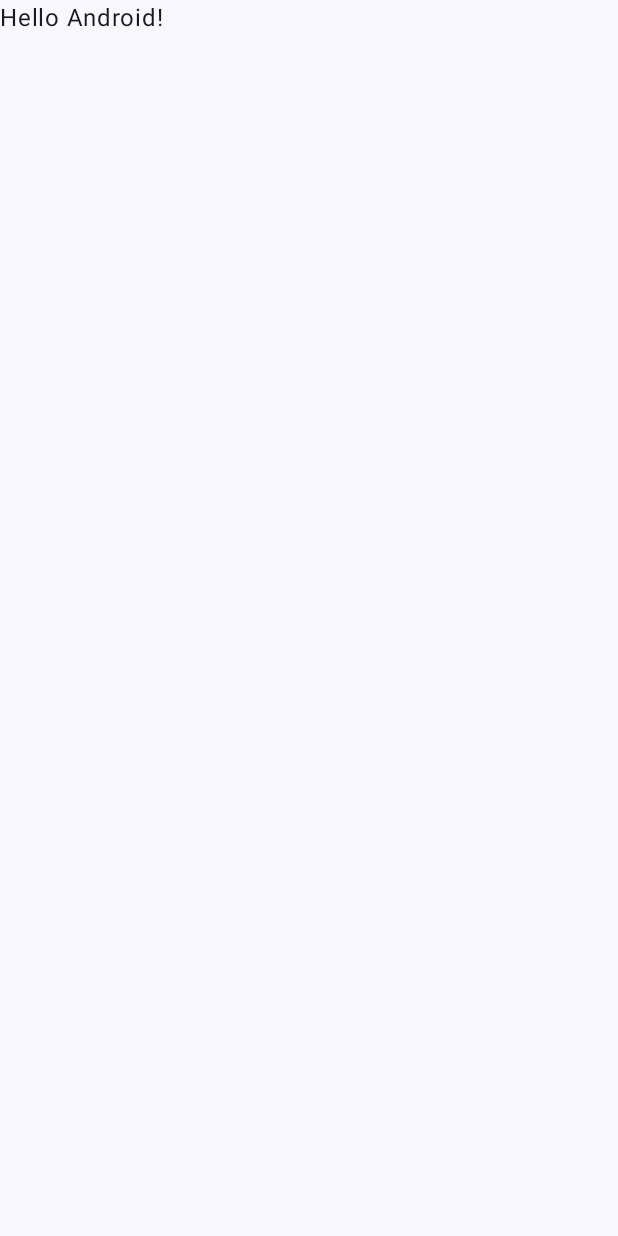
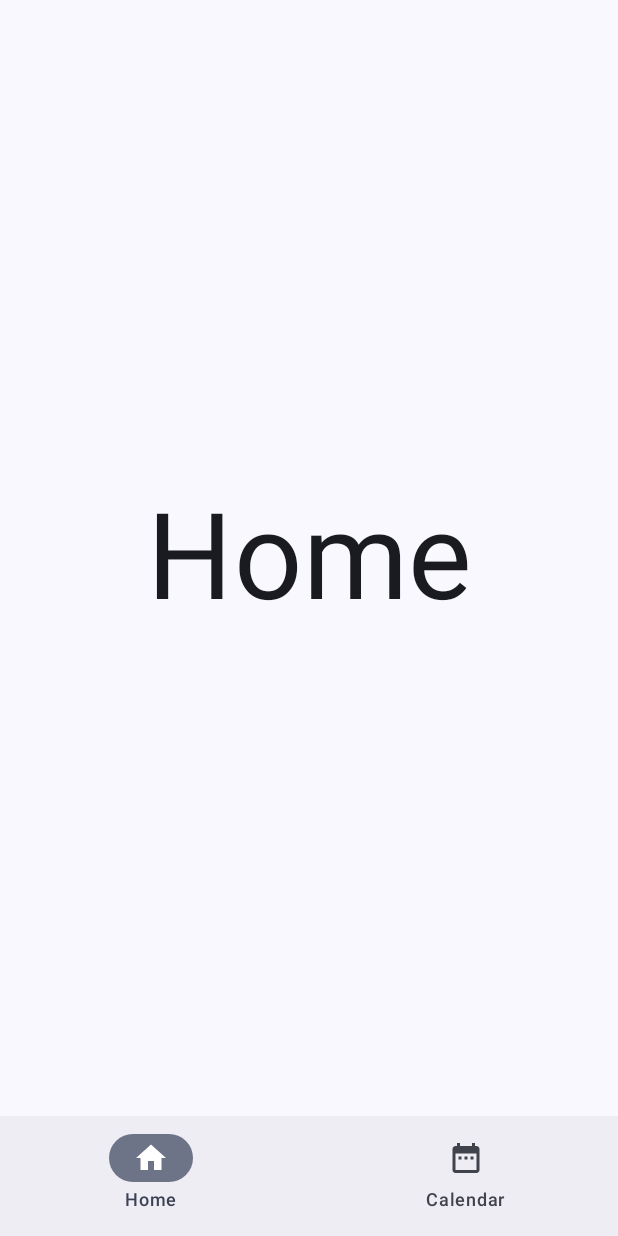
Before and after one commit to Nathaynn/csc-436-scheduling-app, an Android app built with Jetpack Compose: the screen it shows after launch (MainActivity), on a phone screen of 412 x 824 dp. Before the commit the screen is almost empty. Run offline under Robolectric (Android 15) with nearby library versions, the phone set to English and light mode, and no system bars.

Commit message:
Basic navbar

```diff
--- a/app/build.gradle.kts
+++ b/app/build.gradle.kts
@@ -2,6 +2,7 @@ plugins {
     alias(libs.plugins.android.application)
     alias(libs.plugins.kotlin.android)
     alias(libs.plugins.kotlin.compose)
+    alias(libs.plugins.kotlin.serialization)
 }
 
 android {
@@ -49,6 +50,9 @@ dependencies {
     implementation(libs.androidx.compose.ui.graphics)
     implementation(libs.androidx.compose.ui.tooling.preview)
     implementation(libs.androidx.compose.material3)
+    implementation(libs.androidx.navigation.runtime.ktx)
+    implementation(libs.androidx.navigation.compose)
+    implementation(libs.kotlinx.serialization.json)
     testImplementation(libs.junit)
     androidTestImplementation(libs.androidx.junit)
     androidTestImplementation(libs.androidx.espresso.core)
--- a/app/src/main/java/com/zybooks/csc436_scheduling_app/MainActivity.kt
+++ b/app/src/main/java/com/zybooks/csc436_scheduling_app/MainActivity.kt
@@ -11,6 +11,9 @@ import androidx.compose.material3.Text
 import androidx.compose.runtime.Composable
 import androidx.compose.ui.Modifier
 import androidx.compose.ui.tooling.preview.Preview
+import androidx.navigation.compose.rememberNavController
+import com.zybooks.csc436_scheduling_app.navigation.BottomNavBar
+import com.zybooks.csc436_scheduling_app.navigation.NavGraph
 import com.zybooks.csc436_scheduling_app.ui.theme.Csc436schedulingappTheme
 
 class MainActivity : ComponentActivity() {
@@ -18,30 +21,15 @@ class MainActivity : ComponentActivity() {
         super.onCreate(savedInstanceState)
         enableEdgeToEdge()
         setContent {
+            val navController = rememberNavController()
+
             Csc436schedulingappTheme {
-                Scaffold(modifier = Modifier.fillMaxSize()) { innerPadding ->
-                    Greeting(
-                        name = "Android",
-                        modifier = Modifier.padding(innerPadding)
-                    )
+                Scaffold(
+                    bottomBar = { BottomNavBar(navController) }
+                ) { innerPadding ->
+                    NavGraph(navController, innerPadding)
                 }
             }
         }
     }
 }
-
-@Composable
-fun Greeting(name: String, modifier: Modifier = Modifier) {
-    Text(
-        text = "Hello $name!",
-        modifier = modifier
-    )
-}
-
-@Preview(showBackground = true)
-@Composable
-fun GreetingPreview() {
-    Csc436schedulingappTheme {
-        Greeting("Android")
-    }
-}
--- /dev/null
+++ b/app/src/main/java/com/zybooks/csc436_scheduling_app/navigation/NavGraph.kt
@@ -0,0 +1,27 @@
+package com.zybooks.csc436_scheduling_app.navigation
+
+import androidx.compose.foundation.layout.PaddingValues
+import androidx.compose.foundation.layout.padding
+import androidx.compose.runtime.Composable
+import androidx.compose.ui.Modifier
+import androidx.navigation.NavHostController
+import androidx.navigation.compose.NavHost
+import androidx.navigation.compose.composable
+import com.zybooks.csc436_scheduling_app.ui.screens.Calendar
+import com.zybooks.csc436_scheduling_app.ui.screens.Home
+
+@Composable
+fun NavGraph(navController: NavHostController, innerPadding: PaddingValues) {
+    NavHost(
+        navController = navController,
+        startDestination = Routes.Home,
+        modifier = Modifier.padding(innerPadding)
+    ) {
+        composable<Routes.Home> {
+            Home()
+        }
+        composable<Routes.Calendar> {
+            Calendar()
+        }
+    }
+}
--- /dev/null
+++ b/app/src/main/java/com/zybooks/csc436_scheduling_app/navigation/Navbar.kt
@@ -0,0 +1,44 @@
+package com.zybooks.csc436_scheduling_app.navigation
+
+import androidx.compose.material.icons.Icons
+import androidx.compose.material.icons.filled.DateRange
+import androidx.compose.material.icons.filled.Home
+import androidx.compose.material3.Icon
+import androidx.compose.material3.NavigationBar
+import androidx.compose.material3.NavigationBarItem
+import androidx.compose.material3.Text
+import androidx.compose.runtime.Composable
+import androidx.compose.runtime.getValue
+import androidx.compose.ui.graphics.vector.ImageVector
+import androidx.navigation.NavController
+import androidx.navigation.compose.currentBackStackEntryAsState
+
+enum class AppScreen(val route:Any, val title:String, val icon: ImageVector) {
+        HOME(Routes.Home, "Home", Icons.Default.Home),
+        CALENDAR(Routes.Calendar, "Calendar", Icons.Default.DateRange)
+    }
+
+    @Composable
+    fun BottomNavBar(navController: NavController) {
+        val backStackEntry by navController.currentBackStackEntryAsState()
+        val currentRoute = backStackEntry?.destination?.route
+
+        NavigationBar {
+            AppScreen.entries.forEach { item ->
+                NavigationBarItem(
+                    selected = currentRoute?.endsWith(item.route.toString()) == true,
+                    onClick = {
+                        navController.navigate(item.route) {
+                            popUpTo(navController.graph.startDestinationId)
+                        }
+                    },
+                    icon = {
+                        Icon(item.icon, contentDescription = item.title)
+                    },
+                    label = {
+                        Text(item.title)
+                    }
+                )
+            }
+        }
+    }
--- /dev/null
+++ b/app/src/main/java/com/zybooks/csc436_scheduling_app/navigation/Routes.kt
@@ -0,0 +1,11 @@
+package com.zybooks.csc436_scheduling_app.navigation
+
+import kotlinx.serialization.Serializable
+
+sealed class Routes {
+    @Serializable
+    data object Home
+
+    @Serializable
+    data object Calendar
+}
--- /dev/null
+++ b/app/src/main/java/com/zybooks/csc436_scheduling_app/ui/screens/Home.kt
@@ -0,0 +1,22 @@
+package com.zybooks.csc436_scheduling_app.ui.screens
+
+import androidx.compose.foundation.layout.fillMaxSize
+import androidx.compose.foundation.layout.wrapContentHeight
+import androidx.compose.material3.Text
+import androidx.compose.runtime.Composable
+import androidx.compose.ui.Modifier
+import androidx.compose.ui.text.style.TextAlign
+import androidx.compose.ui.unit.sp
+import com.zybooks.csc436_scheduling_app.navigation.AppScreen
+
+@Composable
+fun Home() {
+    Text(
+        AppScreen.HOME.title,
+        textAlign = TextAlign.Center,
+        fontSize = 80.sp,
+        modifier = Modifier
+            .fillMaxSize()
+            .wrapContentHeight(),
+    )
+}
```
Also changed, not shown: app/src/main/java/com/zybooks/csc436_scheduling_app/ui/screens/Calendar.kt (added, +22 -0 lines), gradle/libs.versions.toml (+9 -0 lines).
